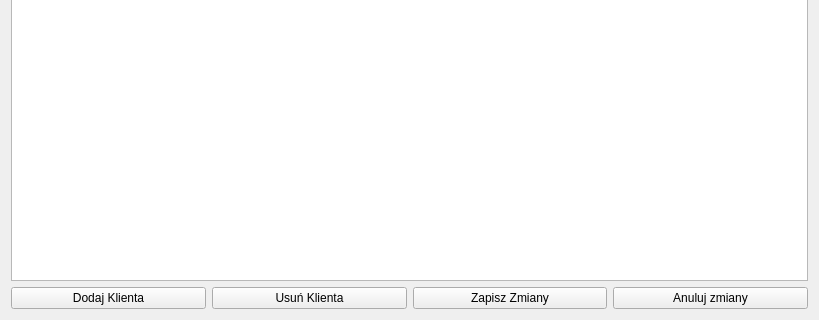
dash205/Projekt_Fryzjer, file clients.ui: the form before one commit; both pictures show x 0 to 819 and y 334 to 654 of the 819 by 654 pixel window.
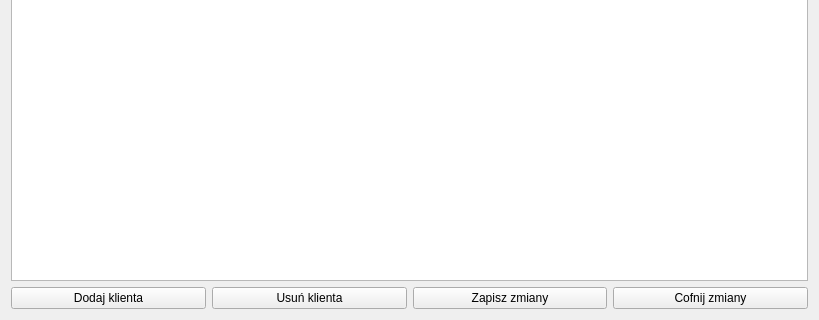
The form after the commit.

Commit message: naprawa literowek, modyfikacje ui

```diff
--- a/clients.ui
+++ b/clients.ui
@@ -36,28 +36,28 @@
      <item>
       <widget class="QPushButton" name="btnAdd">
        <property name="text">
-        <string>Dodaj Klienta</string>
+        <string>Dodaj klienta</string>
        </property>
       </widget>
      </item>
      <item>
       <widget class="QPushButton" name="btnDelete">
        <property name="text">
-        <string>Usuń Klienta</string>
+        <string>Usuń klienta</string>
        </property>
       </widget>
      </item>
      <item>
       <widget class="QPushButton" name="btnSave">
        <property name="text">
-        <string>Zapisz Zmiany</string>
+        <string>Zapisz zmiany</string>
        </property>
       </widget>
      </item>
      <item>
       <widget class="QPushButton" name="btnRevert">
        <property name="text">
-        <string>Anuluj zmiany</string>
+        <string>Cofnij zmiany</string>
        </property>
       </widget>
      </item>
```
The commit also changes 2 other files.
